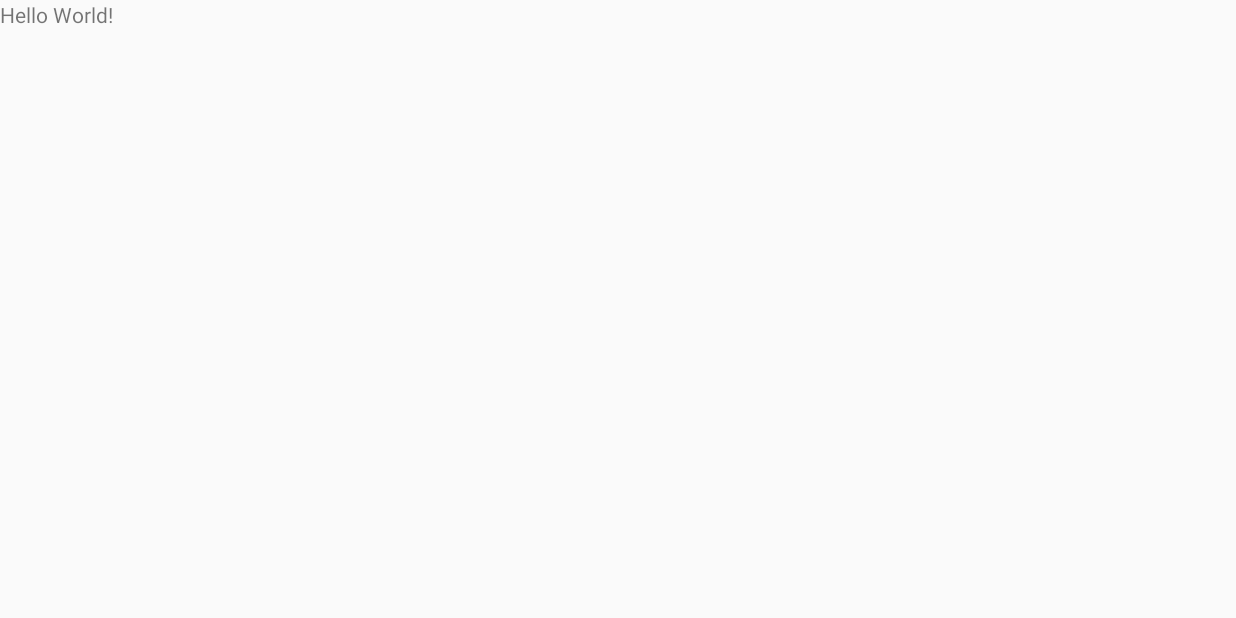
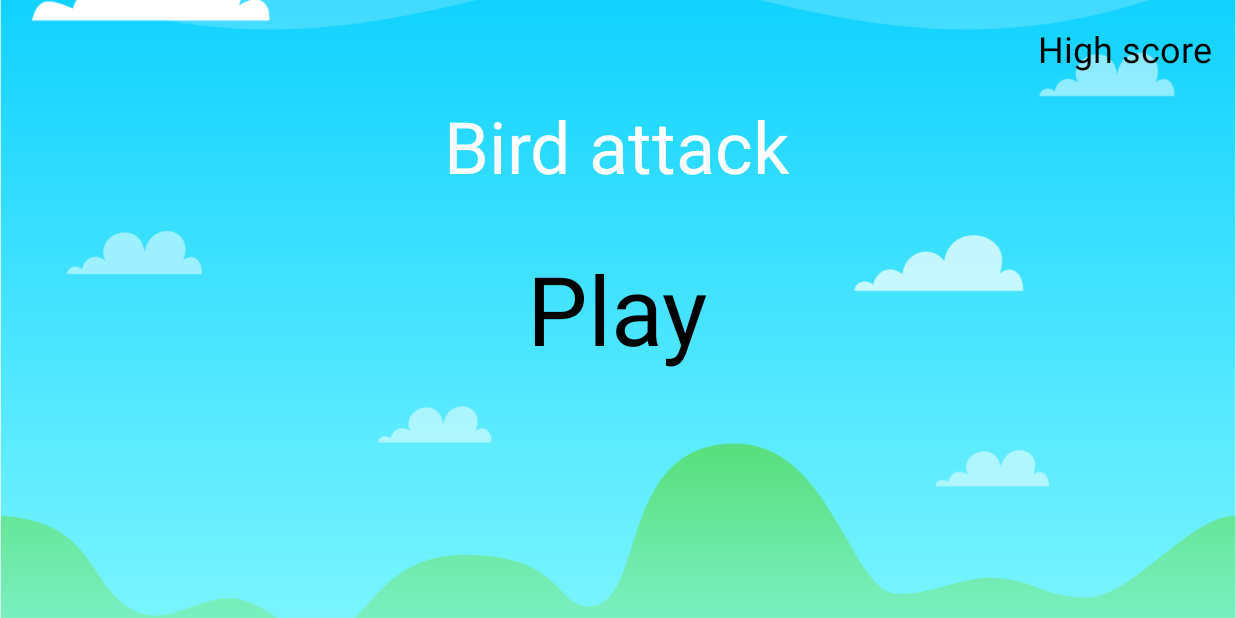
Before and after one commit to mevljas/Bird_attack, an Android app: the screen it shows after launch (MainActivity), on a phone screen of 824 x 412 dp (held sideways). Before the commit the screen is almost empty. Run offline under Robolectric (Android 15) with nearby library versions, the light colour scheme and no system bars.

Commit message:
Layout setup.

```diff
--- a/Bird_attack/app/src/main/res/layout/activity_main.xml
+++ b/Bird_attack/app/src/main/res/layout/activity_main.xml
@@ -7,13 +7,47 @@
     android:layout_height="match_parent"
     tools:context=".MainActivity">
 
+    <ImageView
+        android:layout_width="match_parent"
+        android:layout_height="match_parent"
+        android:src="@drawable/background"
+        android:scaleType="centerCrop"
+        />
+
     <TextView
         android:layout_width="wrap_content"
         android:layout_height="wrap_content"
-        android:text="Hello World!"
-        app:layout_constraintBottom_toBottomOf="parent"
-        app:layout_constraintLeft_toLeftOf="parent"
-        app:layout_constraintRight_toRightOf="parent"
-        app:layout_constraintTop_toTopOf="parent" />
+        android:textSize="48sp"
+        android:text="@string/app_name"
+        android:textColor="#ffffff"
+        android:layout_above="@id/play"
+        android:layout_below="@id/highScoreTxt"
+        android:layout_centerHorizontal="true"
+        />
+
+    <TextView
+        android:layout_width="wrap_content"
+        android:layout_height="wrap_content"
+        android:text="Play"
+        android:textSize="64sp"
+        android:layout_centerInParent="true"
+        android:textColor="#000000"
+        android:id="@+id/play"
+
+        />
+
+    <TextView
+        android:layout_width="wrap_content"
+        android:layout_height="wrap_content"
+        android:textSize="24sp"
+        android:textColor="#000000"
+        android:text="High score"
+        android:id="@+id/highScoreTxt"
+        android:layout_alignParentRight="true"
+        android:layout_margin="16dp"
+
+        />
+
+
 
 </RelativeLayout>
```
